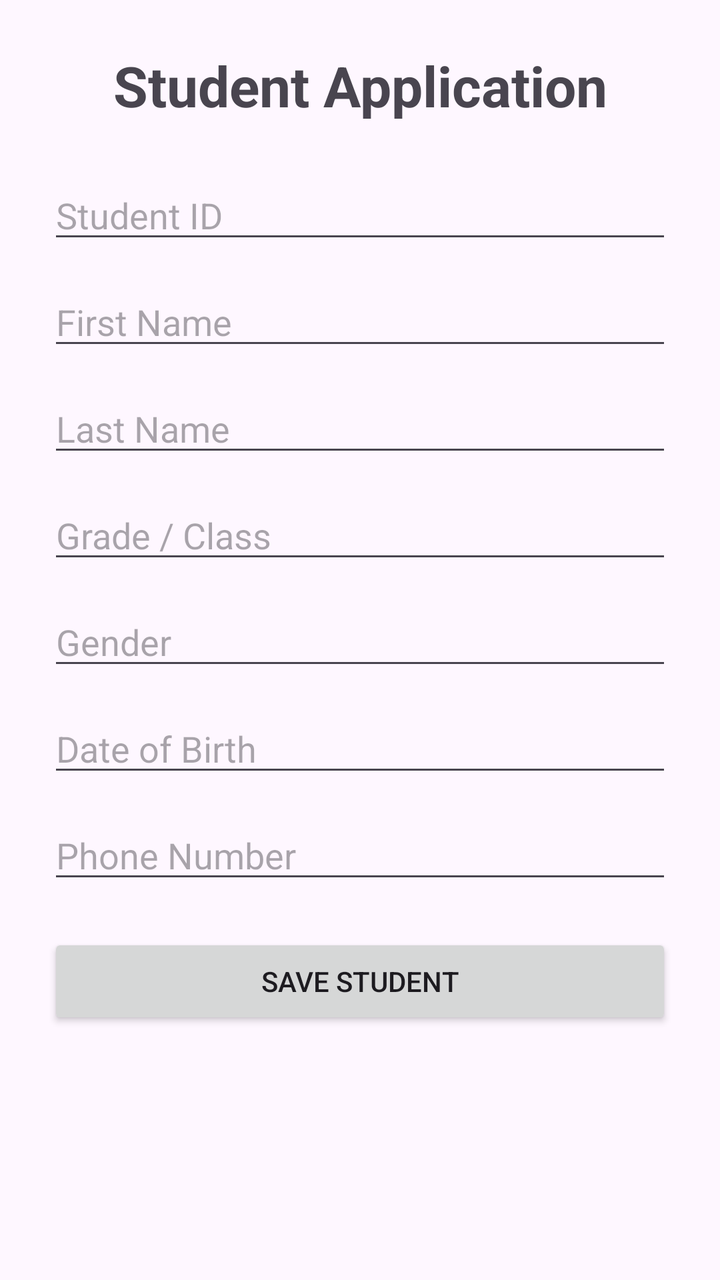
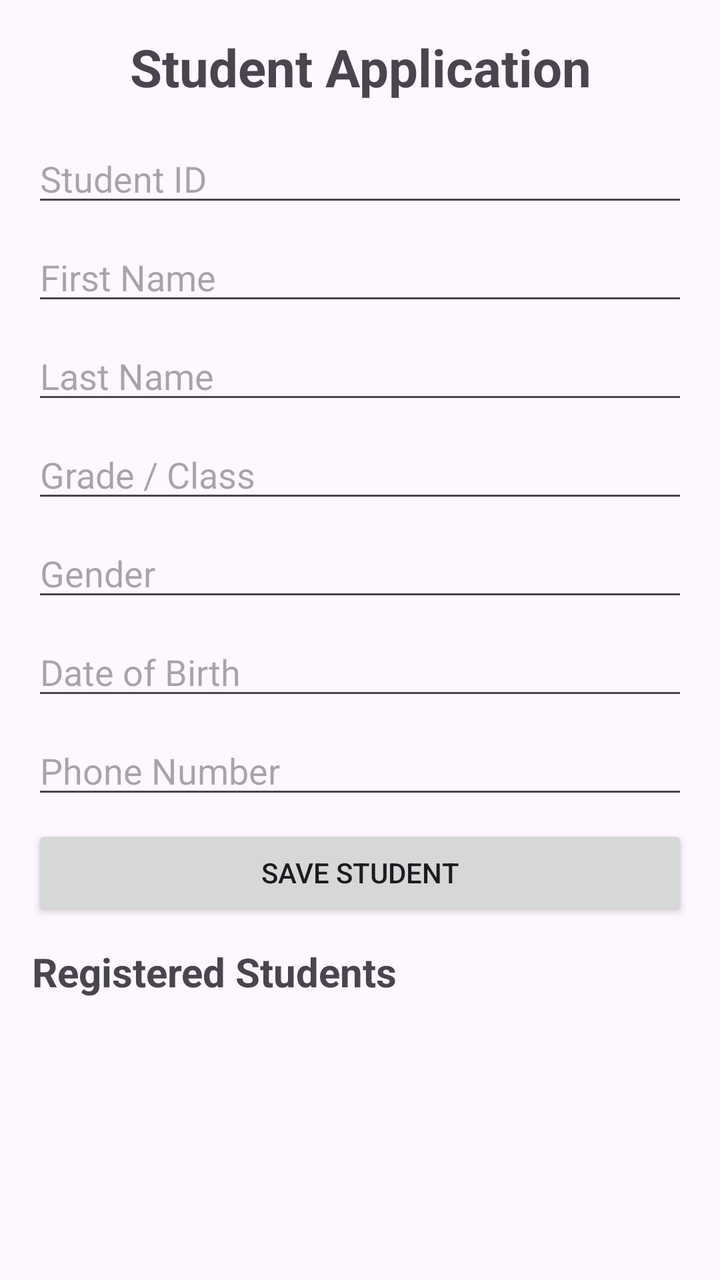

Two renders of the same Android screen: before a commit and after it. Below are the layout's source before the change and the commit's diff.
<!-- AndroidManifest.xml: application theme Theme.StudentApplication -->
<!-- res/layout/activity_main.xml -->
<?xml version="1.0" encoding="utf-8"?>
<ScrollView xmlns:android="http://schemas.android.com/apk/res/android"
    android:layout_width="match_parent"
    android:layout_height="match_parent">

    <LinearLayout
        android:layout_width="match_parent"
        android:layout_height="wrap_content"
        android:orientation="vertical"
        android:padding="24dp">

        <TextView
            android:layout_width="match_parent"
            android:layout_height="wrap_content"
            android:text="Student Application"
            android:textSize="28sp"
            android:textStyle="bold"
            android:gravity="center"
            android:layout_marginBottom="24dp" />

        <EditText
            android:id="@+id/etStudentId"
            android:layout_width="match_parent"
            android:layout_height="wrap_content"
            android:hint="Student ID"
            android:inputType="text"
            android:layout_marginBottom="12dp" />

        <EditText
            android:id="@+id/etFirstName"
            android:layout_width="match_parent"
            android:layout_height="wrap_content"
            android:hint="First Name"
            android:inputType="textCapWords"
            android:layout_marginBottom="12dp" />

        <EditText
            android:id="@+id/etLastName"
            android:layout_width="match_parent"
            android:layout_height="wrap_content"
            android:hint="Last Name"
            android:inputType="textCapWords"
            android:layout_marginBottom="12dp" />

        <EditText
            android:id="@+id/etGrade"
            android:layout_width="match_parent"
            android:layout_height="wrap_content"
            android:hint="Grade / Class"
            android:inputType="text"
            android:layout_marginBottom="12dp" />

        <EditText
            android:id="@+id/etGender"
            android:layout_width="match_parent"
            android:layout_height="wrap_content"
            android:hint="Gender"
            android:inputType="text"
            android:layout_marginBottom="12dp" />

        <EditText
            android:id="@+id/etDateOfBirth"
            android:layout_width="match_parent"
            android:layout_height="wrap_content"
            android:hint="Date of Birth"
            android:inputType="date"
            android:layout_marginBottom="12dp" />

        <EditText
            android:id="@+id/etPhone"
            android:layout_width="match_parent"
            android:layout_height="wrap_content"
            android:hint="Phone Number"
            android:inputType="phone"
            android:layout_marginBottom="20dp" />

        <Button
            android:id="@+id/btnSaveStudent"
            android:layout_width="match_parent"
            android:layout_height="wrap_content"
            android:text="SAVE STUDENT" />

    </LinearLayout>

</ScrollView>
<!-- resources referenced by this layout -->
<resources>
  <style name="Theme.StudentApplication" parent="Base.Theme.StudentApplication" />
  <style name="Base.Theme.StudentApplication" parent="Theme.Material3.DayNight.NoActionBar">
          
          
      </style>
</resources>

<!-- the commit's change to res/layout/activity_main.xml (unified diff, before → after) -->
@@ -1,85 +1,94 @@
 <?xml version="1.0" encoding="utf-8"?>
-<ScrollView xmlns:android="http://schemas.android.com/apk/res/android"
+<LinearLayout xmlns:android="http://schemas.android.com/apk/res/android"
     android:layout_width="match_parent"
-    android:layout_height="match_parent">
+    android:layout_height="match_parent"
+    android:orientation="vertical"
+    android:padding="16dp">
 
-    <LinearLayout
+    <TextView
         android:layout_width="match_parent"
         android:layout_height="wrap_content"
-        android:orientation="vertical"
-        android:padding="24dp">
+        android:text="Student Application"
+        android:textSize="26sp"
+        android:textStyle="bold"
+        android:gravity="center"
+        android:layout_marginBottom="16dp" />
 
-        <TextView
-            android:layout_width="match_parent"
-            android:layout_height="wrap_content"
-            android:text="Student Application"
-            android:textSize="28sp"
-            android:textStyle="bold"
-            android:gravity="center"
-            android:layout_marginBottom="24dp" />
+    <EditText
+        android:id="@+id/etStudentId"
+        android:layout_width="match_parent"
+        android:layout_height="wrap_content"
+        android:hint="Student ID"
+        android:inputType="text"
+        android:layout_marginBottom="8dp" />
 
-        <EditText
-            android:id="@+id/etStudentId"
-            android:layout_width="match_parent"
-            android:layout_height="wrap_content"
-            android:hint="Student ID"
-            android:inputType="text"
-            android:layout_marginBottom="12dp" />
+    <EditText
+        android:id="@+id/etFirstName"
+        android:layout_width="match_parent"
+        android:layout_height="wrap_content"
+        android:hint="First Name"
+        android:inputType="textCapWords"
+        android:layout_marginBottom="8dp" />
 
-        <EditText
-            android:id="@+id/etFirstName"
-            android:layout_width="match_parent"
-            android:layout_height="wrap_content"
-            android:hint="First Name"
-            android:inputType="textCapWords"
-            android:layout_marginBottom="12dp" />
+    <EditText
+        android:id="@+id/etLastName"
+        android:layout_width="match_parent"
+        android:layout_height="wrap_content"
+        android:hint="Last Name"
+        android:inputType="textCapWords"
+        android:layout_marginBottom="8dp" />
 
-        <EditText
-            android:id="@+id/etLastName"
-            android:layout_width="match_parent"
-            android:layout_height="wrap_content"
-            android:hint="Last Name"
-            android:inputType="textCapWords"
-            android:layout_marginBottom="12dp" />
+    <EditText
+        android:id="@+id/etGrade"
+        android:layout_width="match_parent"
+        android:layout_height="wrap_content"
+        android:hint="Grade / Class"
+        android:inputType="text"
+        android:layout_marginBottom="8dp" />
 
-        <EditText
-            android:id="@+id/etGrade"
-            android:layout_width="match_parent"
-            android:layout_height="wrap_content"
-            android:hint="Grade / Class"
-            android:inputType="text"
-            android:layout_marginBottom="12dp" />
+    <EditText
+        android:id="@+id/etGender"
+        android:layout_width="match_parent"
+        android:layout_height="wrap_content"
+        android:hint="Gender"
+        android:inputType="text"
+        android:layout_marginBottom="8dp" />
 
-        <EditText
-            android:id="@+id/etGender"
-            android:layout_width="match_parent"
-            android:layout_height="wrap_content"
-            android:hint="Gender"
-            android:inputType="text"
-            android:layout_marginBottom="12dp" />
+    <EditText
+        android:id="@+id/etDateOfBirth"
+        android:layout_width="match_parent"
+        android:layout_height="wrap_content"
+        android:hint="Date of Birth"
+        android:inputType="date"
+        android:layout_marginBottom="8dp" />
 
-        <EditText
-            android:id="@+id/etDateOfBirth"
-            android:layout_width="match_parent"
-            android:layout_height="wrap_content"
-            android:hint="Date of Birth"
-            android:inputType="date"
-            android:layout_marginBottom="12dp" />
+    <EditText
+        android:id="@+id/etPhone"
+        android:layout_width="match_parent"
+        android:layout_height="wrap_content"
+        android:hint="Phone Number"
+        android:inputType="phone"
+        android:layout_marginBottom="8dp" />
 
-        <EditText
-            android:id="@+id/etPhone"
-            android:layout_width="match_parent"
-            android:layout_height="wrap_content"
-            android:hint="Phone Number"
-            android:inputType="phone"
-            android:layout_marginBottom="20dp" />
+    <Button
+        android:id="@+id/btnSaveStudent"
+        android:layout_width="match_parent"
+        android:layout_height="wrap_content"
+        android:text="SAVE STUDENT"
+        android:layout_marginBottom="12dp" />
 
-        <Button
-            android:id="@+id/btnSaveStudent"
-            android:layout_width="match_parent"
-            android:layout_height="wrap_content"
-            android:text="SAVE STUDENT" />
+    <TextView
+        android:layout_width="match_parent"
+        android:layout_height="wrap_content"
+        android:text="Registered Students"
+        android:textSize="20sp"
+        android:textStyle="bold"
+        android:layout_marginBottom="8dp" />
 
-    </LinearLayout>
+    <androidx.recyclerview.widget.RecyclerView
+        android:id="@+id/recyclerStudents"
+        android:layout_width="match_parent"
+        android:layout_height="0dp"
+        android:layout_weight="1" />
 
-</ScrollView>
+</LinearLayout>
